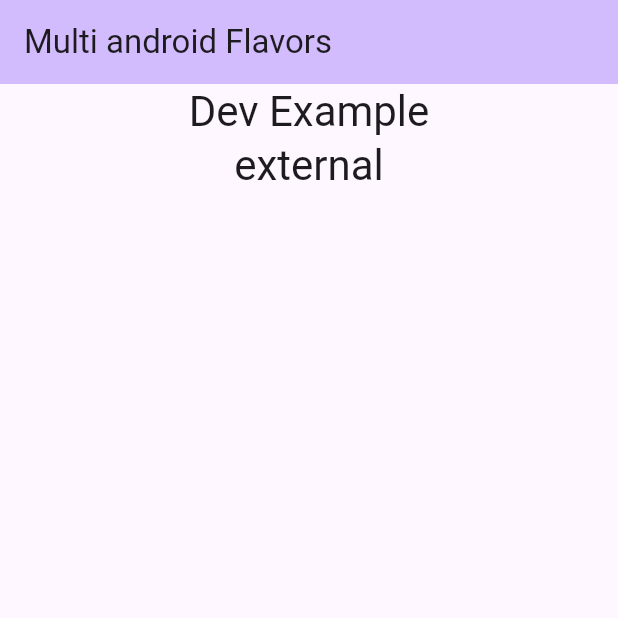
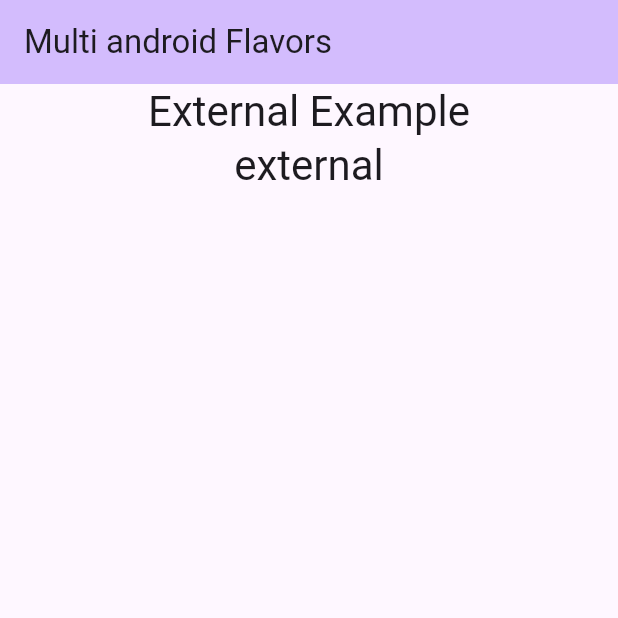
Before and after one commit to kjxbyz/multi_flavors, a Flutter app: the screen it shows after launch, on a phone screen of 412 x 824 dp, the top half of it. Run offline on Flutter 3.47's test engine with Material 3 defaults, Android fonts, the phone set to English and light mode, and no system bars.

```diff
--- a/lib/app_config.dart
+++ b/lib/app_config.dart
@@ -1,9 +1,9 @@
 enum Flavor { internal, external }
 
 class AppConfig {
-  String appName = "";
-  String baseUrl = "";
-  Flavor flavor = Flavor.internal;
+  final String appName;
+  final String baseUrl;
+  final Flavor flavor;
 
   static AppConfig shared = AppConfig.create();
 
@@ -12,8 +12,8 @@ class AppConfig {
     String baseUrl = "",
     Flavor flavor = Flavor.internal,
   }) {
-    return shared = AppConfig(appName, baseUrl, flavor);
+    return shared = AppConfig._(appName, baseUrl, flavor);
   }
 
-  AppConfig(this.appName, this.baseUrl, this.flavor);
+  AppConfig._(this.appName, this.baseUrl, this.flavor);
 }
--- a/lib/main_external.dart
+++ b/lib/main_external.dart
@@ -5,8 +5,8 @@ import 'app_config.dart';
 
 void main() {
   AppConfig.create(
-    appName: "Dev Example",
-    baseUrl: "https://dwirandyh.com",
+    appName: "External Example",
+    baseUrl: "https://api.example.com/external",
     flavor: Flavor.external,
   );
 
--- a/lib/main_internal.dart
+++ b/lib/main_internal.dart
@@ -5,8 +5,8 @@ import 'app_config.dart';
 
 void main() {
   AppConfig.create(
-    appName: "Dev Example",
-    baseUrl: "https://dwirandyh.com",
+    appName: "Internal Example",
+    baseUrl: "https://api.example.com/internal",
     flavor: Flavor.internal,
   );
 
```
